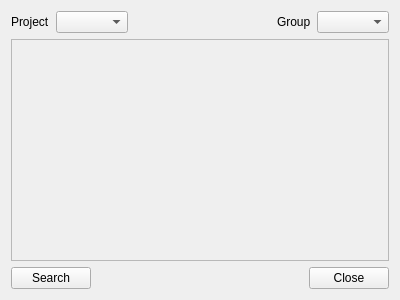
First picture: the form in InterfaceLayout/ScreenshotsWindow.ui, repository epcak/yasuwo, before the edit.
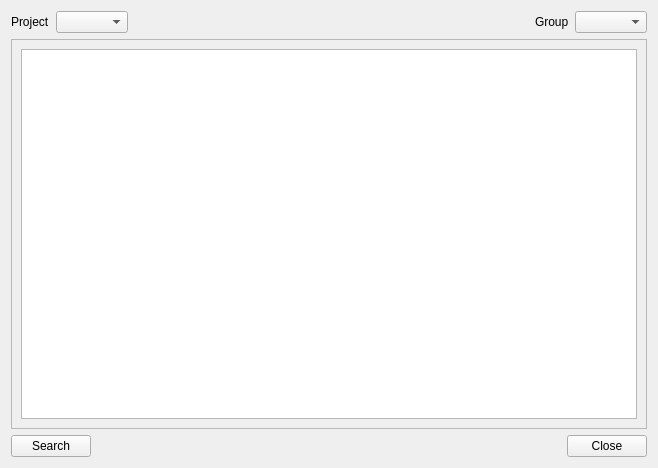
Second picture: the form after the edit.

Diff of the .ui file:
```diff
--- a/InterfaceLayout/ScreenshotsWindow.ui
+++ b/InterfaceLayout/ScreenshotsWindow.ui
@@ -6,8 +6,8 @@
    <rect>
     <x>0</x>
     <y>0</y>
-    <width>400</width>
-    <height>300</height>
+    <width>658</width>
+    <height>468</height>
    </rect>
   </property>
   <property name="windowTitle">
@@ -64,11 +64,15 @@
        <rect>
         <x>0</x>
         <y>0</y>
-        <width>380</width>
-        <height>210</height>
+        <width>638</width>
+        <height>382</height>
        </rect>
       </property>
-      <layout class="QVBoxLayout" name="verticalLayout_2"/>
+      <layout class="QVBoxLayout" name="verticalLayout_2">
+       <item>
+        <widget class="QListWidget" name="Screenshots_PreviewList"/>
+       </item>
+      </layout>
      </widget>
     </widget>
    </item>
```
